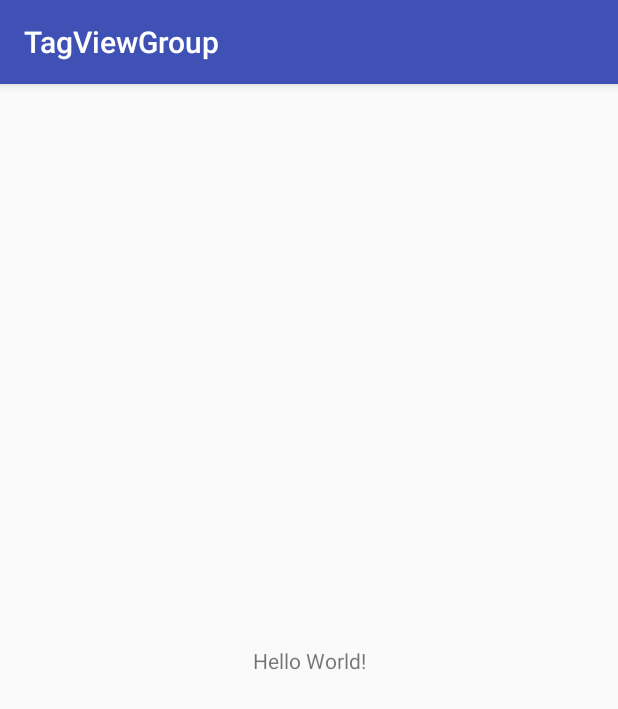
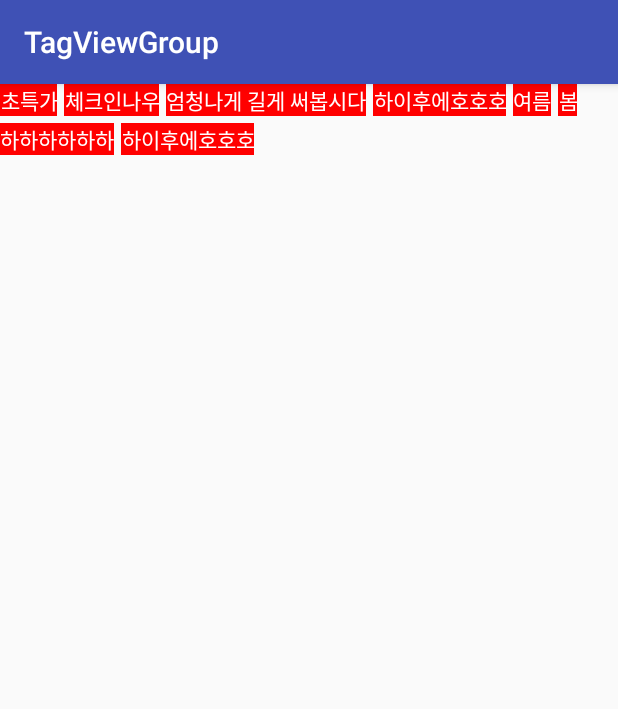
Before and after one commit to JangSeJin/TagViewGroup, an Android app: the screen it shows after launch (MainActivity), on a phone screen of 412 x 824 dp. Shown: the top 709 px of the screen. Run offline under Robolectric (Android 15) with nearby library versions, the phone set to English and light mode, and no system bars.

Commit message:
TagView Attr, MainActivity Commit

```diff
--- a/app/src/main/java/com/hour24/tagviewgroup/MainActivity.java
+++ b/app/src/main/java/com/hour24/tagviewgroup/MainActivity.java
@@ -2,12 +2,38 @@ package com.hour24.tagviewgroup;
 
 import android.support.v7.app.AppCompatActivity;
 import android.os.Bundle;
+import android.widget.Toast;
+
+import java.util.ArrayList;
 
 public class MainActivity extends AppCompatActivity {
+
+    private TagView mTagGroup;
 
     @Override
     protected void onCreate(Bundle savedInstanceState) {
         super.onCreate(savedInstanceState);
         setContentView(R.layout.activity_main);
+
+        mTagGroup = (TagView) findViewById(R.id.tag_group);
+        mTagGroup.setOnTagClickListener(new TagView.OnTagClickListener() {
+            @Override
+            public void onClick(int position, ModelTag tag) {
+                Toast.makeText(MainActivity.this, tag.text, Toast.LENGTH_SHORT).show();
+            }
+        });
+
+        ArrayList<ModelTag> tags = new ArrayList<>();
+
+        tags.add(new ModelTag("초특가"));
+        tags.add(new ModelTag("체크인나우"));
+        tags.add(new ModelTag("엄청나게 길게 써봅시다"));
+        tags.add(new ModelTag("하이후에호호호"));
+        tags.add(new ModelTag("여름"));
+        tags.add(new ModelTag("봄"));
+        tags.add(new ModelTag("하하하하하하"));
+        tags.add(new ModelTag("하이후에호호호"));
+
+        mTagGroup.addTags(tags);
     }
 }
--- a/app/src/main/res/layout/activity_main.xml
+++ b/app/src/main/res/layout/activity_main.xml
@@ -6,13 +6,11 @@
     android:layout_height="match_parent"
     tools:context=".MainActivity">
 
-    <TextView
-        android:layout_width="wrap_content"
-        android:layout_height="wrap_content"
-        android:text="Hello World!"
-        app:layout_constraintBottom_toBottomOf="parent"
-        app:layout_constraintLeft_toLeftOf="parent"
-        app:layout_constraintRight_toRightOf="parent"
-        app:layout_constraintTop_toTopOf="parent" />
+    <com.hour24.tagviewgroup.TagView
+        android:id="@+id/tag_group"
+        app:tagMargin="5dp"
+        app:lineMargin="5dp"
+        android:layout_width="match_parent"
+        android:layout_height="match_parent" />
 
 </android.support.constraint.ConstraintLayout>
```
Also changed, not shown: app/src/main/res/values/attr.xml (added, +11 -0 lines).
